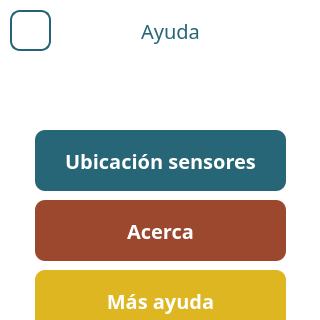
Before: the Qt Designer form src/views/HelpView/HelpViewPortrait.ui in Giocerz/water_quality_rpi_unal, drawn with Qt 5; both pictures show x 0 to 320 and y 0 to 320 of the 320 by 480 pixel window.
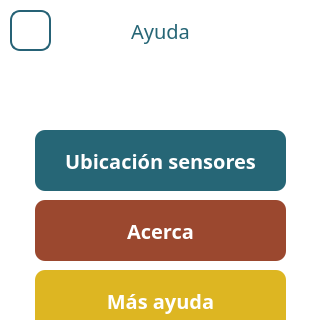
After: the same form once the commit is applied.

Commit message: add: ui helpmenu landscape

Patch:
```diff
--- a/src/views/HelpView/HelpViewPortrait.ui
+++ b/src/views/HelpView/HelpViewPortrait.ui
@@ -46,7 +46,7 @@
    <widget class="QLabel" name="label">
     <property name="geometry">
      <rect>
-      <x>80</x>
+      <x>70</x>
       <y>10</y>
       <width>181</width>
       <height>41</height>
```
The commit also changes 2 other files.
